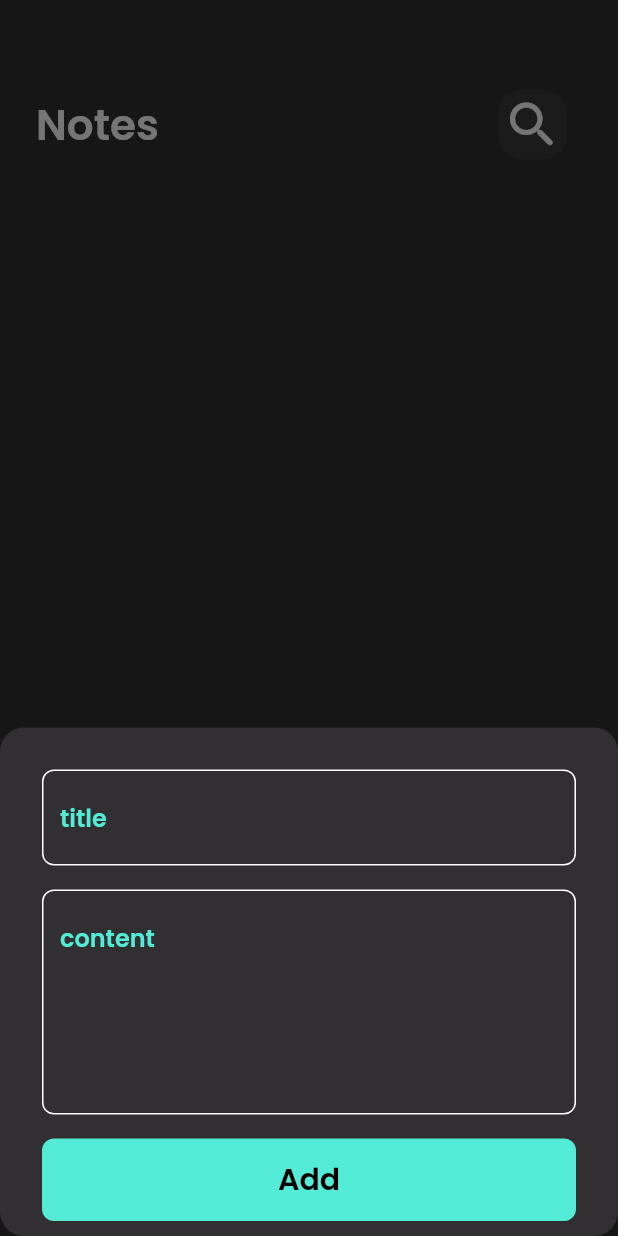
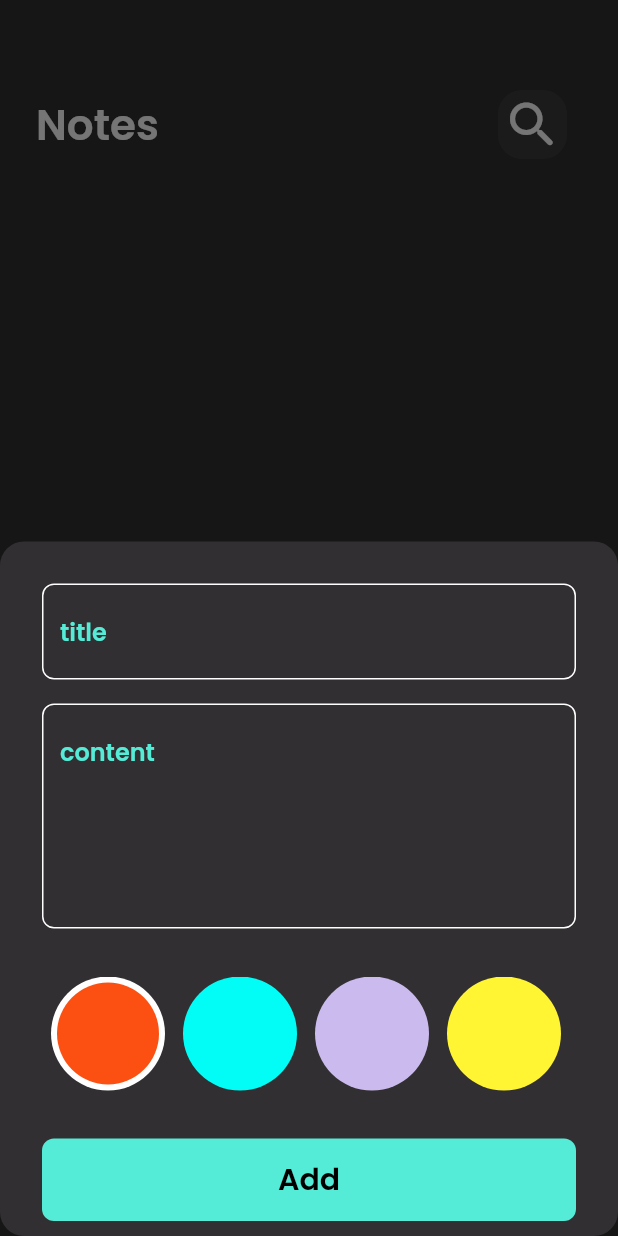
Before and after one commit to MaxHamza/notes_app, a Flutter app: the screen it shows after launch, after a tap on the "add" icon, on a phone screen of 412 x 824 dp. Run offline on Flutter 3.47's test engine with Material 2 defaults, Android fonts, the phone set to English and light mode, and no system bars; our stand-ins replace flutter_bloc, hive, hive_flutter, modal_progress_hud_nsn; accounts and stored records are empty.

Commit message:
add colors

```diff
--- a/lib/cubit/add_note_cubit.dart
+++ b/lib/cubit/add_note_cubit.dart
@@ -1,3 +1,4 @@
+import 'package:flutter/material.dart';
 import 'package:hive_flutter/hive_flutter.dart';
 import 'package:flutter_bloc/flutter_bloc.dart';
 import 'package:untitled4/constants/color.dart';
@@ -6,8 +7,9 @@ part 'add_note_state.dart';
 
 class AddNoteCubit extends Cubit<AddNoteState> {
   AddNoteCubit() : super(AddNoteInitial());
-
+ Color color= Color(0xffFB5012);
   addNote(NoteModel note)async{
+    note.color= color.value;
   emit(AddNoteLoading());
   try{
     var noteBox=Hive.box<NoteModel>(kNotesBox);
--- a/lib/cubit/notes_cubit.dart
+++ b/lib/cubit/notes_cubit.dart
@@ -9,7 +9,7 @@ part 'notes_state.dart';
 class NotesCubit extends Cubit<NotesState> {
   NotesCubit() : super(NotesInitial());
   List<NoteModel>?note;
-   fetchNote() {
+   fetchNote(){
       note = Hive.box<NoteModel>(kNotesBox).values.toList();
       emit(NotesSuccessState());
    }
--- a/lib/views/Widgets/Costum_Card.dart
+++ b/lib/views/Widgets/Costum_Card.dart
@@ -1,6 +1,7 @@
 import 'package:flutter/material.dart';
 import 'package:flutter_bloc/flutter_bloc.dart';
 import 'package:untitled4/constants/color.dart';
+import 'package:untitled4/cubit/add_note_cubit.dart';
 import 'package:untitled4/cubit/notes_cubit.dart';
 import '../../models/note_view_model.dart';
 class CustomCard extends StatelessWidget {
@@ -11,7 +12,7 @@ class CustomCard extends StatelessWidget {
 
     return Container(
       decoration: BoxDecoration(
-      color:kPrimaryColor,
+      color:Color(note.color),
         borderRadius:const BorderRadius.all(Radius.circular(16))
       ),
       child: Padding(
--- a/lib/views/Widgets/CustomBottomSheet.dart
+++ b/lib/views/Widgets/CustomBottomSheet.dart
@@ -12,8 +12,8 @@ class CustomBottomSheet extends StatelessWidget {
 
   @override
   Widget build(BuildContext context) {
-    return BlocProvider(
-      create: (context) => AddNoteCubit(),
+    return
+      BlocProvider(create: (context)=>AddNoteCubit(),
       child: Container(
         decoration: BoxDecoration(
           borderRadius: BorderRadius.circular(16),
--- a/lib/views/Widgets/FormNote.dart
+++ b/lib/views/Widgets/FormNote.dart
@@ -4,6 +4,7 @@ import 'package:intl/date_symbol_data_file.dart';
 import 'package:intl/intl.dart';
 import 'package:untitled4/models/note_view_model.dart';
 import 'CustomButtom.dart';
+import 'color_note_list.dart';
 import 'customTextField.dart';
 import 'package:untitled4/cubit/add_note_cubit.dart';
 class FormWidget extends StatefulWidget {
@@ -36,7 +37,9 @@ class _FormWidgetState extends State<FormWidget> {
           CustomTextField(hintText: 'content',maxLines: 5,onSaved:(value){
             subtitle=value;
           },),
-          const SizedBox(height: 16,),
+          const SizedBox(height: 32,),
+         const ColorListItem(),
+          const SizedBox(height: 32,),
           BlocBuilder<AddNoteCubit, AddNoteState>(
         builder: (context, state) {
           return CustomButton(
@@ -45,7 +48,8 @@ class _FormWidgetState extends State<FormWidget> {
                     if(formKey.currentState!.validate()){
                       formKey.currentState!.save();
                       NoteModel note=NoteModel(title: title!, subtitle: subtitle!,
-                          date:DateFormat('dd-MM-yyyy').format(DateTime.now()), color:Colors.black.value);
+                          date:DateFormat('dd-MM-yyyy').format(DateTime.now()),
+                          color:Colors.white.value);
                       BlocProvider.of<AddNoteCubit>(context).addNote(note);
 
                     }
--- /dev/null
+++ b/lib/views/Widgets/color_note_list.dart
@@ -0,0 +1,63 @@
+import 'package:flutter/material.dart';
+import 'package:flutter_bloc/flutter_bloc.dart';
+import 'package:untitled4/cubit/add_note_cubit.dart';
+import 'package:untitled4/models/note_view_model.dart';
+class ColorItem extends StatelessWidget {
+  const ColorItem({Key? key, required this.isActive, required this.color,}) : super(key: key);
+  final bool isActive;
+  final  int color;
+
+  @override
+  Widget build(BuildContext context) {
+        return isActive==true? CircleAvatar(
+          backgroundColor:Colors.white,
+          radius:38,
+          child: CircleAvatar(
+            backgroundColor: Color(color),
+            radius: 34,
+          ),
+        ):  CircleAvatar(
+          backgroundColor: Color(color),
+          radius: 38,
+        );
+  }
+  }
+
+class ColorListItem extends StatefulWidget {
+ const  ColorListItem({Key? key}) : super(key: key);
+
+  @override
+  State<ColorListItem> createState() => _ColorListItemState();
+}
+
+class _ColorListItemState extends State<ColorListItem> {
+ int currentColor=0;
+ List<int>color=[0xffFB5012,
+   0xff01FDF6,
+   0xffCBBAED,
+   0xffFFF533,
+   0xff03FCBA
+ ];
+  @override
+  Widget build(BuildContext context) {
+        return Container(
+          height: 76,
+          child: ListView.builder(itemBuilder: (context, index) {
+            return Padding(
+              padding: const EdgeInsets.symmetric(horizontal: 6.0),
+              child: GestureDetector(
+                onTap: () {
+                  currentColor = index;
+                  setState(() {});
+                  BlocProvider.of<AddNoteCubit>(context).color=Color(color[index]);
+                },
+                child: ColorItem(isActive: currentColor == index ? true : false,
+                  color: color[index],),),
+            );
+          },
+            itemCount: 5,
+            scrollDirection: Axis.horizontal,
+          ),
+        );
+      }
+}
```
